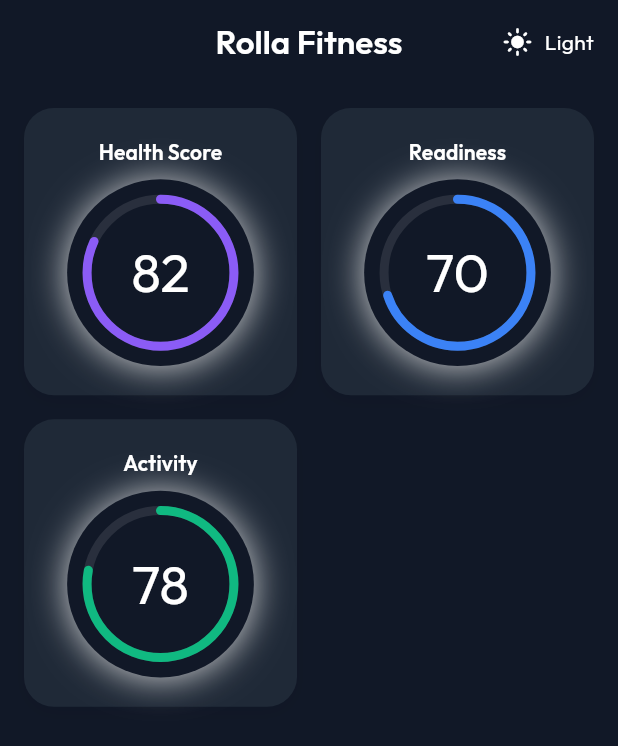
After one commit to emeban44/rolla_fitness_app_demo, a Flutter app: the screen it shows after launch, after a tap on "Dark", on a phone screen of 412 x 824 dp. The commit adds this screen. Shown: the top 746 px of the screen. Run offline on Flutter 3.47's test engine with Material 3 defaults, Android fonts, the phone set to English and light mode, and no system bars; our stand-ins replace dartz, equatable, fl_chart, flutter_bloc, freezed_annotation, get_it and 2 more.

Commit message:
scores_home_page.dart refactor and cleanup

```diff
--- /dev/null
+++ b/lib/core/constants/app_dimensions.dart
@@ -0,0 +1,9 @@
+/// App-wide dimension constants and calculations
+class AppDimensions {
+  AppDimensions._();
+
+  /// Calculate gauge size based on available height
+  static double calculateGaugeSize(double availableHeight) {
+    return (availableHeight * 0.65).clamp(80.0, 180.0);
+  }
+}
--- /dev/null
+++ b/lib/core/widgets/cards/custom_card.dart
@@ -0,0 +1,37 @@
+import 'package:flutter/material.dart';
+
+/// Shared card widget with consistent decoration across the app
+class CustomCard extends StatelessWidget {
+  final Widget child;
+  final VoidCallback? onTap;
+  final EdgeInsetsGeometry? padding;
+
+  const CustomCard({
+    super.key,
+    required this.child,
+    this.onTap,
+    this.padding,
+  });
+
+  @override
+  Widget build(BuildContext context) {
+    return GestureDetector(
+      onTap: onTap,
+      child: Container(
+        decoration: BoxDecoration(
+          color: Theme.of(context).cardColor,
+          borderRadius: BorderRadius.circular(20),
+          boxShadow: [
+            BoxShadow(
+              color: Colors.black.withValues(alpha: 0.05),
+              blurRadius: 10,
+              offset: const Offset(0, 4),
+            ),
+          ],
+        ),
+        padding: padding,
+        child: child,
+      ),
+    );
+  }
+}
--- a/lib/features/scores/presentation/pages/scores_home_page.dart
+++ b/lib/features/scores/presentation/pages/scores_home_page.dart
@@ -1,16 +1,19 @@
 import 'package:flutter/material.dart';
 import 'package:flutter_bloc/flutter_bloc.dart';
+import 'package:rolla_fitness_app_demo/core/constants/app_dimensions.dart';
 import 'package:rolla_fitness_app_demo/core/di/scores_injection.dart';
-import 'package:rolla_fitness_app_demo/core/widgets/snackbar/basic_snackbar.dart';
+import 'package:rolla_fitness_app_demo/core/widgets/cards/custom_card.dart';
 import 'package:rolla_fitness_app_demo/core/widgets/error/error_widget.dart';
 import 'package:rolla_fitness_app_demo/core/widgets/loading/loading_skeleton.dart';
-import 'package:rolla_fitness_app_demo/features/scores/presentation/widgets/gauge/spinning_radial_skeleton.dart';
+import 'package:rolla_fitness_app_demo/core/widgets/snackbar/basic_snackbar.dart';
 import 'package:rolla_fitness_app_demo/core/widgets/theme_switcher/theme_switcher.dart';
+import 'package:rolla_fitness_app_demo/features/scores/domain/enums/score_type.dart';
 import 'package:rolla_fitness_app_demo/features/scores/presentation/cubit/scores_home/scores_home_cubit.dart';
 import 'package:rolla_fitness_app_demo/features/scores/presentation/cubit/scores_home/scores_home_state.dart';
 import 'package:rolla_fitness_app_demo/features/scores/presentation/pages/score_detail_page.dart';
 import 'package:rolla_fitness_app_demo/features/scores/presentation/widgets/cards/score_card.dart';
-import 'package:rolla_fitness_app_demo/features/scores/domain/enums/score_type.dart';
+import 'package:rolla_fitness_app_demo/features/scores/presentation/widgets/gauge/spinning_radial_skeleton.dart';
+import 'package:rolla_fitness_app_demo/features/scores/presentation/widgets/grid/scores_grid.dart';
 
 /// Home page displaying all three score cards in a grid
 class ScoresHomePage extends StatelessWidget {
@@ -33,24 +36,12 @@ class ScoresHomePageView extends StatelessWidget {
     return Scaffold(
       appBar: AppBar(
         title: const Text('Rolla Fitness'),
-        actions: const [
-          ThemeSwitcher(),
-        ],
+        actions: const [ThemeSwitcher()],
       ),
       body: BlocListener<ScoresHomeCubit, ScoresHomeState>(
-        listener: (context, state) {
-          state.whenOrNull(
-            error: (failure) {
-              ScaffoldMessenger.of(context).showSnackBar(
-                basicSnackbar(
-                  context: context,
-                  title: failure.message,
-                  variant: SnackbarVariant.error,
+        listener: (context, state) => state.whenOrNull(
+          error: (failure) => showErrorSnackbar(context, message: failure.message),
         ),
-              );
-            },
-          );
-        },
         child: BlocBuilder<ScoresHomeCubit, ScoresHomeState>(
           builder: (context, state) {
             return state.when(
@@ -58,27 +49,16 @@ class ScoresHomePageView extends StatelessWidget {
               loading: () => const _LoadingView(),
               loaded: (scores) => RefreshIndicator.adaptive(
                 onRefresh: () => context.read<ScoresHomeCubit>().refreshScores(),
-                child: GridView.count(
-                  crossAxisCount: 2,
-                  padding: const EdgeInsets.all(16),
-                  crossAxisSpacing: 16,
-                  mainAxisSpacing: 16,
-                  childAspectRatio: 0.95, // Slightly taller cards
-                  children: scores.map((score) {
+                child: ScoresGrid(
+                  children: scores.map(
+                    (score) {
                       return ScoreCard(
                         scoreType: score.type,
                         score: score.value,
-                      onTap: () {
-                        Navigator.of(context).push(
-                          MaterialPageRoute(
-                            builder: (context) => ScoreDetailPage(
-                              scoreType: score.type,
-                            ),
-                          ),
+                        onTap: () => _navigateToScoreDetail(context, score.type),
                       );
                     },
-                    );
-                  }).toList(),
+                  ).toList(),
                 ),
               ),
               error: (failure) => AppErrorWidget(
@@ -91,6 +71,16 @@ class ScoresHomePageView extends StatelessWidget {
       ),
     );
   }
+
+  void _navigateToScoreDetail(BuildContext context, ScoreType scoreType) {
+    Navigator.of(context).push(
+      MaterialPageRoute(
+        builder: (context) => ScoreDetailPage(
+          scoreType: scoreType,
+        ),
+      ),
+    );
+  }
 }
 
 /// Loading view with spinning skeleton cards
@@ -99,54 +89,36 @@ class _LoadingView extends StatelessWidget {
 
   @override
   Widget build(BuildContext context) {
-    // Define the three score types for consistent colors
     final scoreTypes = [
       ScoreType.health,
       ScoreType.readiness,
       ScoreType.activity,
     ];
 
-    return GridView.count(
-      crossAxisCount: 2,
-      padding: const EdgeInsets.all(16),
-      crossAxisSpacing: 16,
-      mainAxisSpacing: 16,
-      childAspectRatio: 0.95, // Match the loaded grid
+    return ScoresGrid(
       children: List.generate(
         3,
         (index) {
           final scoreType = scoreTypes[index];
 
-          return Container(
-            decoration: BoxDecoration(
-              color: Theme.of(context).cardColor,
-              borderRadius: BorderRadius.circular(20),
-              boxShadow: [
-                BoxShadow(
-                  color: Colors.black.withValues(alpha: 0.05),
-                  blurRadius: 10,
-                  offset: const Offset(0, 4),
-                ),
-              ],
-            ),
-            child: Padding(
+          return CustomCard(
             padding: const EdgeInsets.all(12.0),
             child: LayoutBuilder(
               builder: (context, constraints) {
-                  final gaugeSize = (constraints.maxHeight * 0.65).clamp(80.0, 180.0);
+                final gaugeSize = AppDimensions.calculateGaugeSize(constraints.maxHeight);
 
                 return Column(
                   mainAxisAlignment: MainAxisAlignment.center,
                   mainAxisSize: MainAxisSize.min,
                   children: [
-                      // Title skeleton
+                    // Title shimmer
                     LoadingSkeleton(
                       width: 80,
                       height: 16,
                       borderRadius: BorderRadius.circular(8),
                     ),
                     const SizedBox(height: 12),
-                      // Spinning radial gauge skeleton
+                    // Score value shimmer
                     Flexible(
                       child: SpinningRadialSkeleton(
                         size: gaugeSize,
@@ -157,7 +129,6 @@ class _LoadingView extends StatelessWidget {
                 );
               },
             ),
-            ),
           );
         },
       ),
--- /dev/null
+++ b/lib/features/scores/presentation/widgets/grid/scores_grid.dart
@@ -0,0 +1,23 @@
+import 'package:flutter/material.dart';
+
+/// Reusable grid widget for displaying score cards
+class ScoresGrid extends StatelessWidget {
+  final List<Widget> children;
+
+  const ScoresGrid({
+    super.key,
+    required this.children,
+  });
+
+  @override
+  Widget build(BuildContext context) {
+    return GridView.count(
+      crossAxisCount: 2,
+      padding: const EdgeInsets.all(16),
+      crossAxisSpacing: 16,
+      mainAxisSpacing: 16,
+      childAspectRatio: 0.95,
+      children: children,
+    );
+  }
+}
```
Also changed, not shown: lib/core/widgets/snackbar/basic_snackbar.dart (+23 -1 lines), lib/features/scores/presentation/pages/score_detail_page.dart (+3 -13 lines), lib/features/scores/presentation/widgets/cards/score_card.dart (+4 -22 lines). Lines whose indentation alone changed are shown as unchanged.
